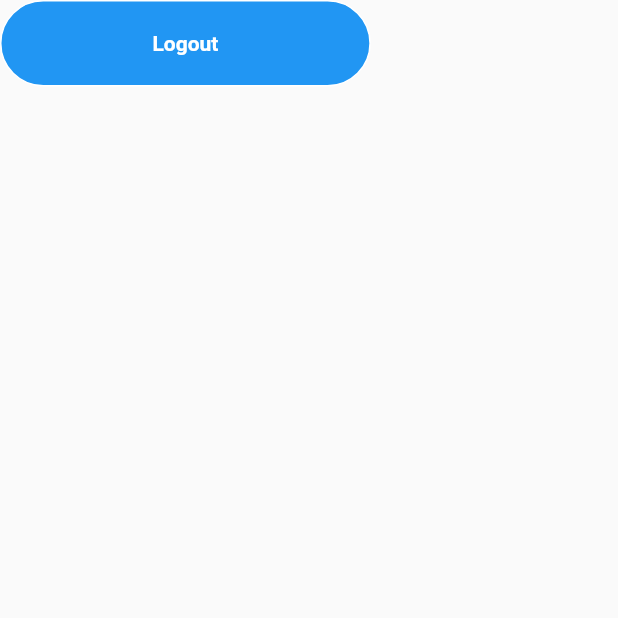
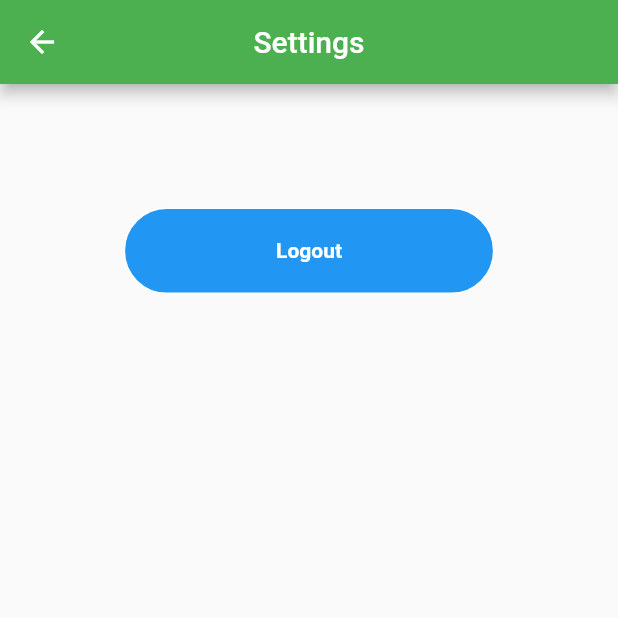
Before and after one commit to junaidjamshed3344/fyp-ahsan, a Flutter app: the Setting screen opened directly, on a phone screen of 412 x 824 dp, the top half of it. Run offline on Flutter 3.47's test engine with Material 2 defaults, Android fonts, the phone set to English and light mode, and no system bars; our stand-ins replace cloud_firestore, firebase_auth, firebase_core, flutter_svg, get; accounts and stored records are empty.

Commit message:
initail commit

```diff
--- a/lib/view/setting.dart
+++ b/lib/view/setting.dart
@@ -1,5 +1,6 @@
 import 'package:firebase_auth/firebase_auth.dart';
 import 'package:flutter/material.dart';
+import 'package:get/get.dart';
 import 'package:sohaib_task/utils/customize_button.dart';
 import 'package:sohaib_task/view/login_screen.dart';
 
@@ -11,20 +12,30 @@ class Setting extends StatefulWidget {
 }
 
 class _SettingState extends State<Setting> {
-  var Get;
+
+
 
   @override
   Widget build(BuildContext context) {
+    Size size = MediaQuery.of(context).size;
     return SafeArea(child: Scaffold(
-      body: Container(
+      appBar: AppBar(
+        title: Text('Settings'),
+        centerTitle: true,
+        backgroundColor: Colors.green,
+      ),
+      body: Padding(
+        padding:  EdgeInsets.only(left: size.width*0.2,top: size.width*0.2),
+        child: Container(
           child: CustomizeButton(title: 'Logout',
           buttoncolor: Colors.blue,
           textcolor: Colors.white,
           bordercolor: Colors.white,
           onpress: (){
             FirebaseAuth.instance.signOut();
-          Get.of(LoginScreen());
+           Get.offAll(LoginScreen());
           },),
+        ),
       ),
     ),);
   }
```
Also changed, not shown: lib/view/home_page.dart (+7 -1 lines). Lines whose indentation alone changed are shown as unchanged.
